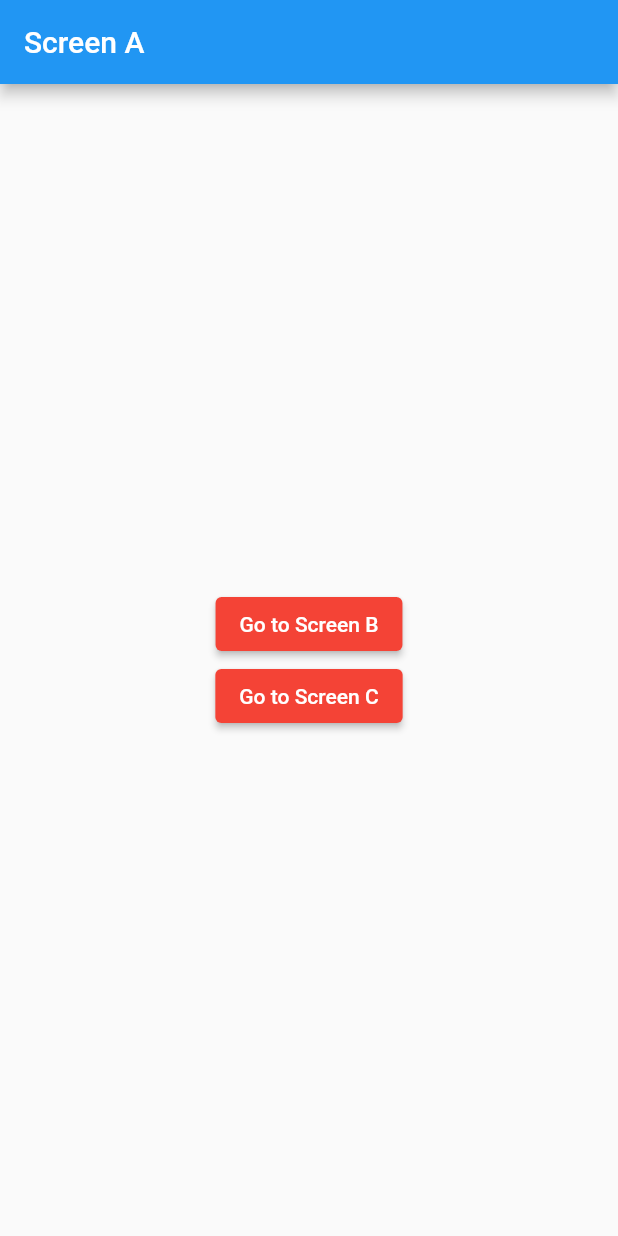
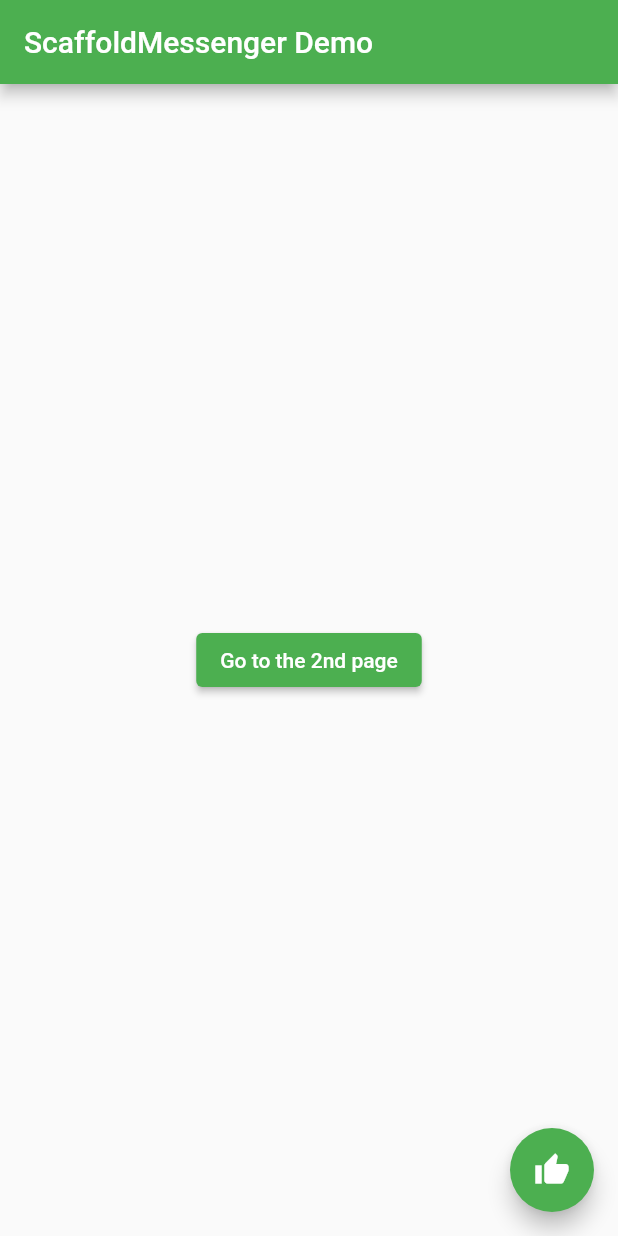
Before and after one commit to moseoridev/coding_chef_1, a Flutter app: the screen it shows after launch, on a phone screen of 412 x 824 dp. Run offline on Flutter 3.47's test engine with Material 2 defaults, Android fonts, the phone set to English and light mode, and no system bars.

Commit message:
ScaffoldMessenger 업데이트

```diff
--- a/lib/main.dart
+++ b/lib/main.dart
@@ -1,9 +1,6 @@
 import 'package:flutter/material.dart';
-import 'package:coding_chef_1/screen_a.dart';
-import 'package:coding_chef_1/screen_b.dart';
-import 'package:coding_chef_1/screen_c.dart';
 
-void main() => runApp(MyApp());
+void main() => runApp(const MyApp());
 
 class MyApp extends StatelessWidget {
   const MyApp({Key? key}) : super(key: key);
@@ -11,15 +8,99 @@
   @override
   Widget build(BuildContext context) {
     return MaterialApp(
-      title: 'Navigator Demo',
+      title: 'ScaffoldMessenger Demo',
+      theme: ThemeData(primarySwatch: Colors.green),
+      home: const MyPage(),
       debugShowCheckedModeBanner: false,
-      initialRoute: '/',
-      routes: {
-        '/': (context) => ScreenA(),
-        '/b': (context) => ScreenB(),
-        '/c': (context) => ScreenC()
-      },
-      darkTheme: ThemeData.dark(),
     );
   }
 }
+
+class MyPage extends StatelessWidget {
+  const MyPage({Key? key}) : super(key: key);
+
+  @override
+  Widget build(BuildContext context) {
+    return Scaffold(
+      appBar: AppBar(
+        title: const Text('ScaffoldMessenger Demo'),
+      ),
+      body: const HomeBody(),
+      floatingActionButton: FloatingActionButton(
+        onPressed: () => ScaffoldMessenger.of(context).showSnackBar(SnackBar(
+          content: const Text('New Snack Bar!'),
+          duration: const Duration(seconds: 5),
+          action: SnackBarAction(
+              label: 'Undo',
+              onPressed: () => Navigator.push(context,
+                  MaterialPageRoute(builder: (context) => const ThirdPage()))),
+        )),
+        child: const Icon(Icons.thumb_up),
+      ),
+    );
+  }
+}
+
+class HomeBody extends StatelessWidget {
+  const HomeBody({Key? key}) : super(key: key);
+
+  @override
+  Widget build(BuildContext context) {
+    return Center(
+      child: ElevatedButton(
+        child: const Text('Go to the 2nd page'),
+        onPressed: () => Navigator.push(context,
+            MaterialPageRoute(builder: (context) => const SecondPage())),
+      ),
+    );
+  }
+}
+
+class SecondPage extends StatelessWidget {
+  const SecondPage({Key? key}) : super(key: key);
+
+  @override
+  Widget build(BuildContext context) {
+    return Scaffold(
+      appBar: AppBar(
+        title: const Text('Second Page'),
+      ),
+      body: const Center(
+        child: Text(
+          '아래 좋아요 버튼을 눌러보세요.',
+          style: TextStyle(fontSize: 20),
+        ),
+      ),
+    );
+  }
+}
+
+class ThirdPage extends StatelessWidget {
+  const ThirdPage({Key? key}) : super(key: key);
+
+  @override
+  Widget build(BuildContext context) {
+    return ScaffoldMessenger(
+      child: Scaffold(
+        appBar: AppBar(
+          title: const Text('Third Page'),
+        ),
+        body: Builder(builder: (context) {
+          return Center(
+              child: Column(
+            mainAxisAlignment: MainAxisAlignment.center,
+            children: [
+              const Text('좋아요를 취소하시겠습니까?'),
+              ElevatedButton(
+                  onPressed: () {
+                    ScaffoldMessenger.of(context).showSnackBar(
+                        const SnackBar(content: Text('좋아요가 취소되었습니다.')));
+                  },
+                  child: const Text('취소하기'))
+            ],
+          ));
+        }),
+      ),
+    );
+  }
+}
```
